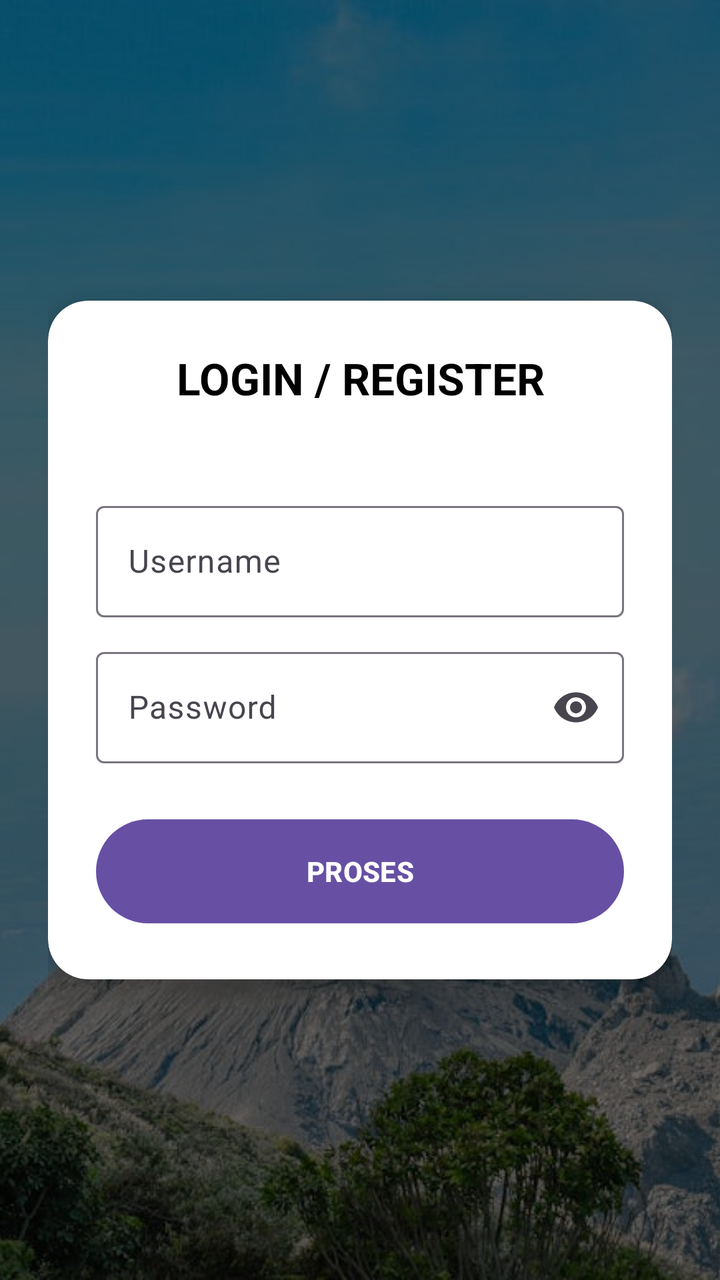
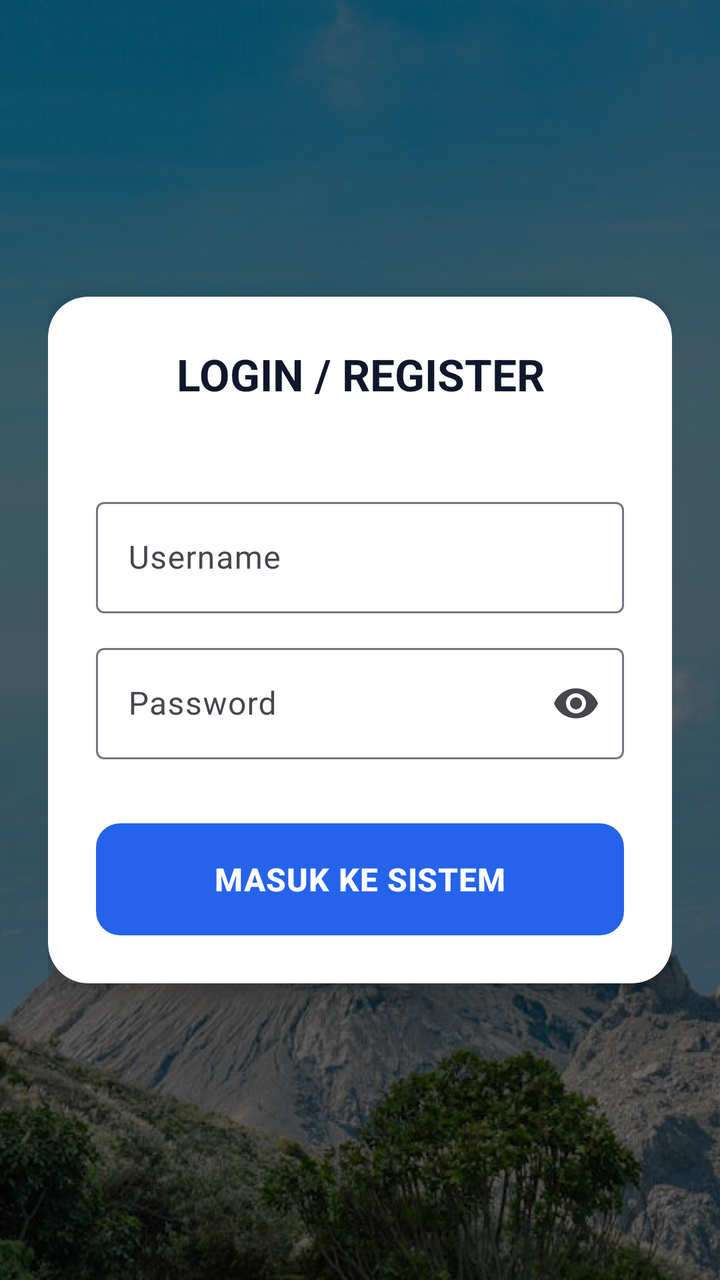

Two renders of the same Android screen: before a commit and after it. Below are the layout's source before the change and the commit's diff.
<!-- AndroidManifest.xml: application theme Theme.FalahalWrold -->
<!-- res/layout/activity_auth.xml -->
<?xml version="1.0" encoding="utf-8"?>
<androidx.constraintlayout.widget.ConstraintLayout
    xmlns:android="http://schemas.android.com/apk/res/android"
    xmlns:app="http://schemas.android.com/apk/res-auto"
    android:layout_width="match_parent"
    android:layout_height="match_parent">

    <ImageView
        android:layout_width="0dp"
        android:layout_height="0dp"
        android:scaleType="centerCrop"
        android:src="@drawable/bg_gunung"
        app:layout_constraintTop_toTopOf="parent"
        app:layout_constraintBottom_toBottomOf="parent"
        app:layout_constraintStart_toStartOf="parent"
        app:layout_constraintEnd_toEndOf="parent"/>

    <View
        android:layout_width="0dp"
        android:layout_height="0dp"
        android:background="#80000000"
        app:layout_constraintTop_toTopOf="parent"
        app:layout_constraintBottom_toBottomOf="parent"
        app:layout_constraintStart_toStartOf="parent"
        app:layout_constraintEnd_toEndOf="parent"/>

    <ScrollView
        android:layout_width="match_parent"
        android:layout_height="match_parent"
        android:fillViewport="true">

        <androidx.constraintlayout.widget.ConstraintLayout
            android:layout_width="match_parent"
            android:layout_height="wrap_content"
            android:padding="24dp">

            <androidx.cardview.widget.CardView
                android:layout_width="match_parent"
                android:layout_height="wrap_content"
                app:cardCornerRadius="20dp"
                app:cardElevation="8dp"
                app:layout_constraintTop_toTopOf="parent"
                app:layout_constraintBottom_toBottomOf="parent">

                <LinearLayout
                    android:layout_width="match_parent"
                    android:layout_height="wrap_content"
                    android:orientation="vertical"
                    android:padding="24dp">

                    <TextView
                        android:layout_width="match_parent"
                        android:layout_height="wrap_content"
                        android:text="LOGIN / REGISTER"
                        android:textAlignment="center"
                        android:textSize="22sp"
                        android:textStyle="bold"
                        android:textColor="@color/black"/>

                    <com.google.android.material.textfield.TextInputLayout
                        android:layout_width="match_parent"
                        android:layout_height="wrap_content"
                        android:layout_marginTop="20dp"
                        app:boxBackgroundMode="outline">
                    </com.google.android.material.textfield.TextInputLayout>

                    <com.google.android.material.textfield.TextInputLayout
                        android:layout_width="match_parent"
                        android:layout_height="wrap_content"
                        android:layout_marginTop="12dp"
                        app:boxBackgroundMode="outline">

                    </com.google.android.material.textfield.TextInputLayout>

                    <com.google.android.material.textfield.TextInputLayout
                        android:layout_width="match_parent"
                        android:layout_height="wrap_content"
                        android:layout_marginTop="12dp"
                        app:boxBackgroundMode="outline">
                        <com.google.android.material.textfield.TextInputEditText
                            android:id="@+id/etUsername"
                            android:layout_width="match_parent"
                            android:layout_height="wrap_content"
                            android:hint="Username"
                            android:inputType="text"/>
                    </com.google.android.material.textfield.TextInputLayout>

                    <com.google.android.material.textfield.TextInputLayout
                        android:layout_width="match_parent"
                        android:layout_height="wrap_content"
                        android:layout_marginTop="12dp"
                        app:endIconMode="password_toggle"
                        app:boxBackgroundMode="outline">
                        <com.google.android.material.textfield.TextInputEditText
                            android:id="@+id/etPassword"
                            android:layout_width="match_parent"
                            android:layout_height="wrap_content"
                            android:hint="Password"
                            android:inputType="textPassword"/>
                    </com.google.android.material.textfield.TextInputLayout>

                    <Button
                        android:id="@+id/btnSignIn"
                        android:layout_width="match_parent"
                        android:layout_height="60dp"
                        android:layout_marginTop="24dp"
                        android:text="PROSES"
                        android:textStyle="bold"/>

                </LinearLayout>
            </androidx.cardview.widget.CardView>
        </androidx.constraintlayout.widget.ConstraintLayout>
    </ScrollView>
</androidx.constraintlayout.widget.ConstraintLayout>
<!-- resources referenced by this layout -->
<resources>
  <color name="black">#000000</color>
  <!-- drawable bg_gunung: png bitmap (drawable, 544428 bytes) -->
  <style name="Theme.FalahalWrold" parent="Base.Theme.FalahalWrold" />
  <style name="Base.Theme.FalahalWrold" parent="Theme.Material3.DayNight.NoActionBar">
          
          
      </style>
</resources>

<!-- the commit's change to res/layout/activity_auth.xml (unified diff, before → after) -->
@@ -99,13 +99,21 @@
                             android:inputType="textPassword"/>
                     </com.google.android.material.textfield.TextInputLayout>
 
-                    <Button
+                    <com.google.android.material.button.MaterialButton
                         android:id="@+id/btnSignIn"
                         android:layout_width="match_parent"
-                        android:layout_height="60dp"
-                        android:layout_marginTop="24dp"
-                        android:text="PROSES"
-                        android:textStyle="bold"/>
+                        android:layout_height="56dp"
+                        android:layout_marginTop="32dp"
+                        android:text="MASUK KE SISTEM"
+                        android:textAllCaps="false"
+                        android:textSize="16sp"
+                        android:textStyle="bold"
+                        android:letterSpacing="0.02"
+                        android:insetTop="0dp"
+                        android:insetBottom="0dp"
+                        app:backgroundTint="@color/md_theme_primary"
+                        app:cornerRadius="12dp"
+                        app:elevation="0dp" />
 
                 </LinearLayout>
             </androidx.cardview.widget.CardView>
<!-- resource entries referenced after the edit -->
@@ -1,6 +1,7 @@
 <!-- resources referenced by this layout -->
 <resources>
-  <color name="black">#000000</color>
+  <color name="black">#0F172A</color>
+  <color name="md_theme_primary">#2563EB</color>
   <!-- drawable bg_gunung: png bitmap (drawable, 544428 bytes) -->
   <style name="Theme.FalahalWrold" parent="Base.Theme.FalahalWrold" />
   <style name="Base.Theme.FalahalWrold" parent="Theme.Material3.DayNight.NoActionBar">
